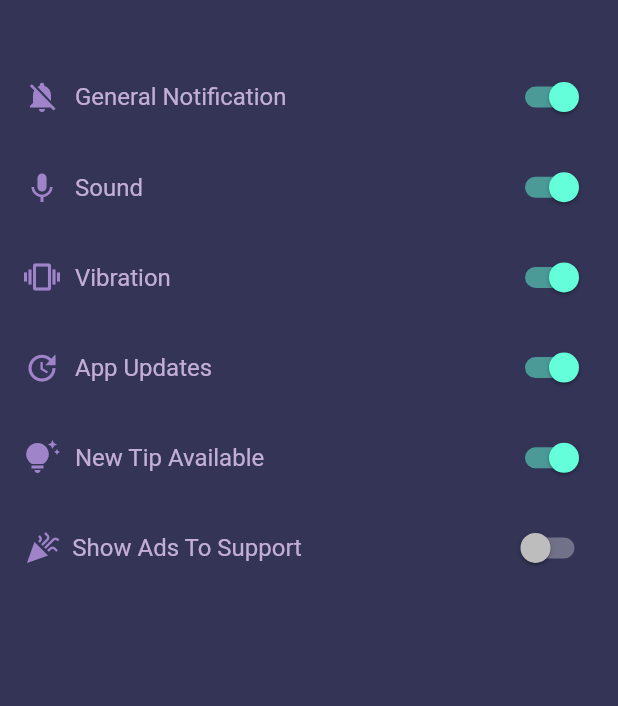
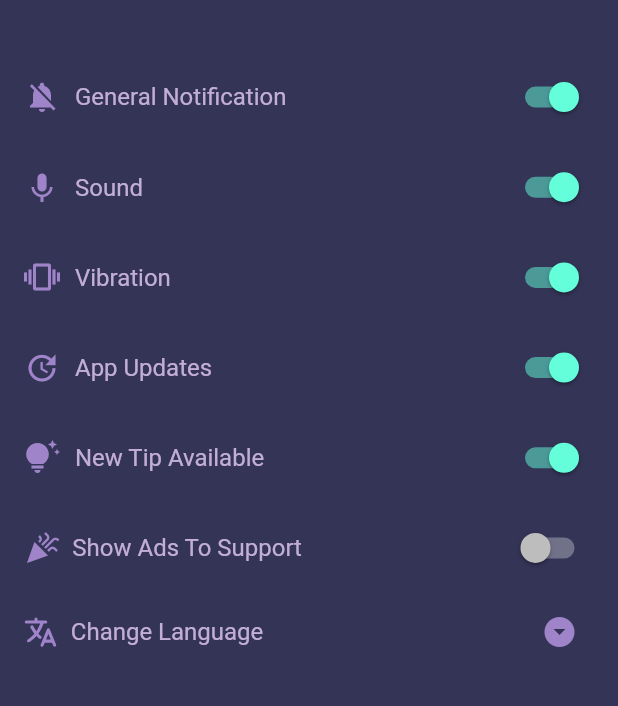
Before and after one commit to dhairya703/pomodoroapp, a Flutter app: the SettingsView screen opened directly, on a phone screen of 412 x 824 dp, the part 117-823 px from its top. Run offline on Flutter 3.47's test engine with Material 2 defaults, Android fonts, the phone set to English and light mode, and no system bars; our stand-ins replace bloc, dartz, equatable, flutter_bloc, flutter_datetime_picker, flutter_heatmap_calendar and 8 more; missing offline and left inert: bitsdojo_window; accounts and stored records are empty; generated files the repository leaves out were written again.

Commit message:
refactor: change language section ui in setting page

```diff
--- a/lib/core/constant/constant.dart
+++ b/lib/core/constant/constant.dart
@@ -13,6 +13,7 @@ class AppConstant {
 
   // colors
   static const textColor = Color(0xffC3AED6);
+  static const darkTextColor = Color(0xff333456);
   static const secondaryColor = Color(0xffA084CA);
   static const primaryColor = Color(0xffF4ABC4);
   static const scaffoldColor = Color(0xff333456);
@@ -33,6 +34,7 @@ class AppConstant {
             color: secondaryColor,
           ),
         ),
+        cardColor: funColor,
         hintColor: secondaryColor,
         iconTheme: const IconThemeData(
           color: secondaryColor,
@@ -40,10 +42,12 @@ class AppConstant {
         buttonTheme: const ButtonThemeData(
           textTheme: ButtonTextTheme.normal,
         ),
-        textTheme:
-            Theme.of(context).textTheme.copyWith(button: const TextStyle(color: textColor)).apply(
-                  bodyColor: textColor,
-                  displayColor: textColor,
-                ),
+        textTheme: Theme.of(context)
+            .textTheme
+            .copyWith(button: const TextStyle(color: textColor))
+            .apply(
+              bodyColor: textColor,
+              displayColor: textColor,
+            ),
       );
 }
--- a/lib/features/configuration/presentation/blocs/base_bloc/base_bloc.dart
+++ b/lib/features/configuration/presentation/blocs/base_bloc/base_bloc.dart
@@ -2,12 +2,14 @@ import 'package:bloc/bloc.dart';
 import 'package:equatable/equatable.dart';
 
 part 'base_event.dart';
+
 part 'base_state.dart';
 
 class BaseBloc extends Bloc<BaseEvent, BaseState> {
   BaseBloc() : super(const PageChangeSuccess(3)) {
     on<BaseEvent>(_baseEvent);
     on<PageIndexChanged>(_pageIndexChanged);
+    on<LanguageChanged>(_languageChanged);
   }
 
   _baseEvent(BaseEvent event, Emitter<BaseState> emit) {}
@@ -15,4 +17,6 @@ class BaseBloc extends Bloc<BaseEvent, BaseState> {
   _pageIndexChanged(PageIndexChanged event, Emitter<BaseState> emit) {
     emit(PageChangeSuccess(event.index));
   }
+
+  _languageChanged(LanguageChanged event, Emitter emit) {}
 }
--- a/lib/features/configuration/presentation/blocs/base_bloc/base_event.dart
+++ b/lib/features/configuration/presentation/blocs/base_bloc/base_event.dart
@@ -12,3 +12,8 @@ class PageIndexChanged extends BaseEvent {
   @override
   List<Object?> get props => [index];
 }
+
+class LanguageChanged extends BaseEvent {
+  @override
+  List<Object?> get props => throw UnimplementedError();
+}
--- a/lib/features/configuration/presentation/blocs/base_bloc/base_state.dart
+++ b/lib/features/configuration/presentation/blocs/base_bloc/base_state.dart
@@ -12,3 +12,8 @@ class PageChangeSuccess extends BaseState {
   @override
   List<Object?> get props => [index];
 }
+
+class ChangeLanguageSuccess extends BaseState {
+  @override
+  List<Object?> get props => [];
+}
```
Also changed, not shown: lib/features/configuration/presentation/pages/settings_page.dart (+15 -12 lines).
